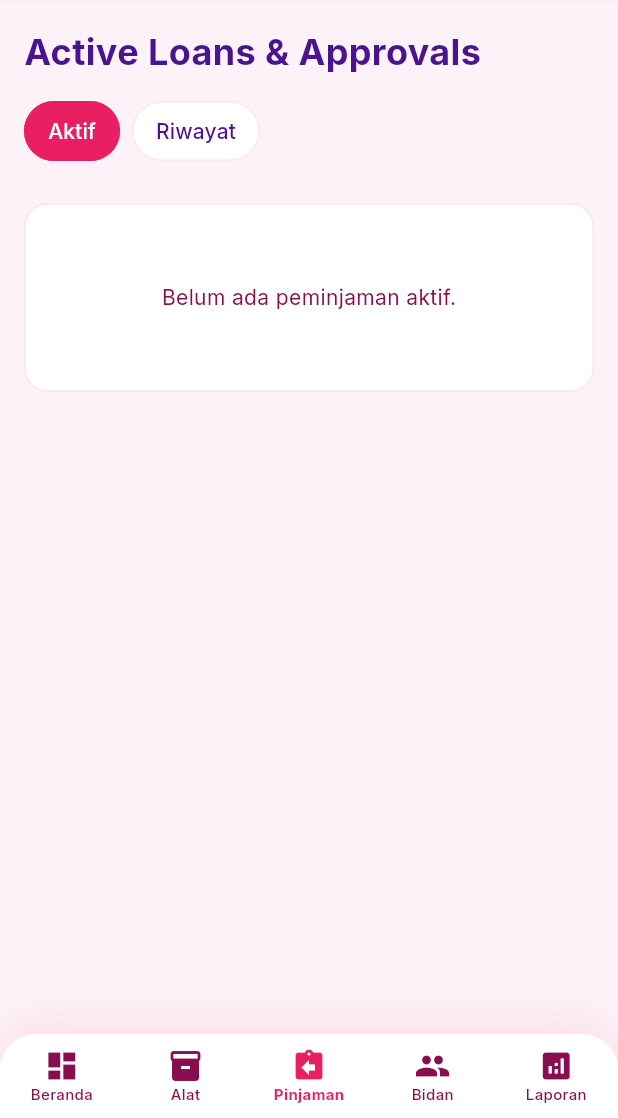
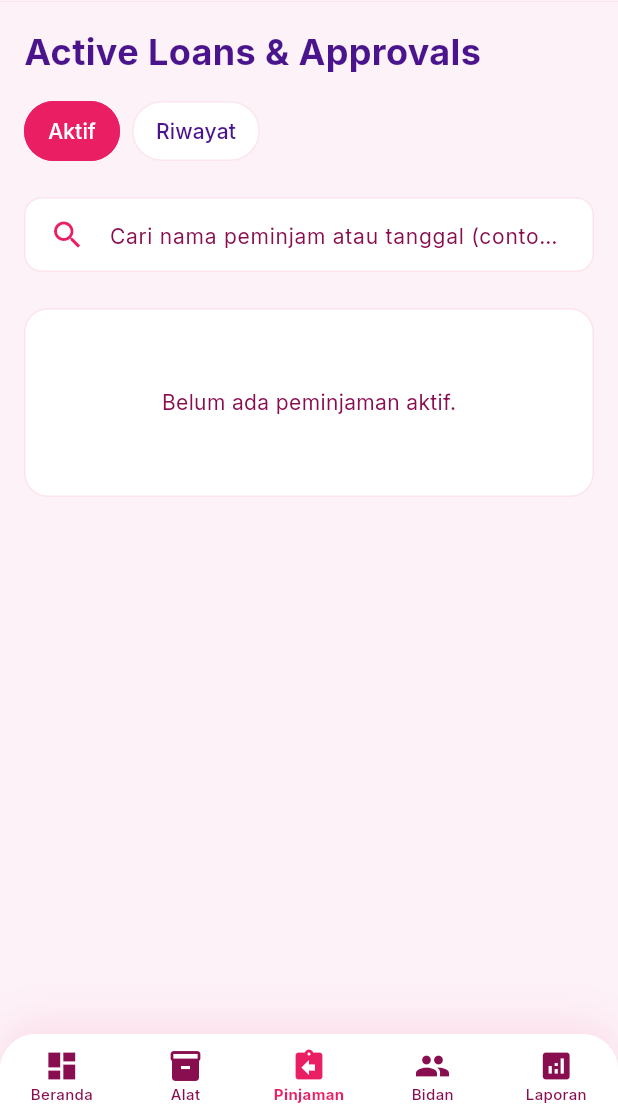
Before and after one commit to Kevinsamt/apksimpakabteamdev, a Flutter app: the LoansScreen screen opened by its route, on a phone screen of 412 x 824 dp, the part 118-1236 px from its top. Run offline on Flutter 3.47's test engine with Material 3 defaults, Android fonts, the phone set to English and light mode, and no system bars; our stand-ins replace audioplayers, fl_chart, flutter_markdown, google_fonts, image_picker, pdf and 3 more; missing offline and left inert: mobile_scanner; accounts and stored records are empty.

```diff
--- a/lib/screens/admin/loans_screen.dart
+++ b/lib/screens/admin/loans_screen.dart
@@ -21,11 +21,19 @@ class _LoansScreenState extends State<LoansScreen> {
   List<Map<String, dynamic>> _loans = [];
   bool _isLoading = true;
   bool _showHistory = false;
+  String _searchQuery = '';
+  final TextEditingController _searchController = TextEditingController();
 
   @override
   void initState() {
     super.initState();
     _fetchLoans();
+  }
+
+  @override
+  void dispose() {
+    _searchController.dispose();
+    super.dispose();
   }
 
   Future<void> _fetchLoans() async {
@@ -291,6 +299,26 @@ class _LoansScreenState extends State<LoansScreen> {
                                     ),
                                   ],
                                 ),
+                                const SizedBox(height: 20),
+                                // Search Bar
+                                Container(
+                                  padding: const EdgeInsets.symmetric(horizontal: 16),
+                                  decoration: BoxDecoration(
+                                    color: AppColors.surfaceWhite,
+                                    borderRadius: BorderRadius.circular(12),
+                                    border: Border.all(color: AppColors.borderLight),
+                                  ),
+                                  child: TextField(
+                                    controller: _searchController,
+                                    onChanged: (value) => setState(() => _searchQuery = value.toLowerCase()),
+                                    decoration: const InputDecoration(
+                                      hintText: 'Cari nama peminjam atau tanggal (contoh: Apr 07)...',
+                                      hintStyle: TextStyle(fontSize: 14, color: AppColors.textSecondary),
+                                      border: InputBorder.none,
+                                      icon: Icon(Icons.search, color: AppColors.primaryPink),
+                                    ),
+                                  ),
+                                ),
                                 const SizedBox(height: 24),
                                 Container(
                                   width: double.infinity,
@@ -304,13 +332,25 @@ class _LoansScreenState extends State<LoansScreen> {
                                     builder: (context) {
                                       final filteredLoans = _loans.where((loan) {
                                         final status = loan['status'] ?? 'pending';
-                                        return _showHistory ? status == 'returned' : status != 'returned';
+                                        final borrowerName = (loan['profiles']?['full_name'] ?? '').toString().toLowerCase();
+                                        final loanDate = _formatDate(loan['borrow_date']).toLowerCase();
+
+                                        // Filter berdasarkan Tab (Aktif/Riwayat)
+                                        final matchesTab = _showHistory ? status == 'returned' : status != 'returned';
+
+                                        // Filter berdasarkan Search Query
+                                        final matchesSearch = borrowerName.contains(_searchQuery) || loanDate.contains(_searchQuery);
+
+                                        return matchesTab && matchesSearch;
                                       }).toList();
 
                                       if (filteredLoans.isEmpty) {
                                         return Center(child: Padding(
                                           padding: const EdgeInsets.all(32.0),
-                                          child: Text(_showHistory ? 'Belum ada riwayat pengembalian.' : 'Belum ada peminjaman aktif.', style: const TextStyle(color: AppColors.textSecondary)),
+                                          child: Text(_searchQuery.isNotEmpty
+                                            ? 'Hasil pencarian "$_searchQuery" tidak ditemukan.'
+                                            : (_showHistory ? 'Belum ada riwayat pengembalian.' : 'Belum ada peminjaman aktif.'),
+                                            style: const TextStyle(color: AppColors.textSecondary)),
                                         ));
                                       }
 
--- a/lib/widgets/header.dart
+++ b/lib/widgets/header.dart
@@ -3,6 +3,7 @@ import 'package:supabase_flutter/supabase_flutter.dart';
 import '../theme/app_colors.dart';
 import '../theme/text_styles.dart';
 import '../services/notification_service.dart';
+import 'package:audioplayers/audioplayers.dart';
 import '../screens/admin/return_scanner_screen.dart';
 
 class HeaderWidget extends StatefulWidget {
@@ -17,6 +18,8 @@ class _HeaderWidgetState extends State<HeaderWidget> {
   final _supabase = Supabase.instance.client;
   String? _role;
   String? _userId;
+  int _lastNotificationCount = 0;
+  final AudioPlayer _audioPlayer = AudioPlayer();
 
   @override
   void initState() {
@@ -105,6 +108,20 @@ class _HeaderWidgetState extends State<HeaderWidget> {
     );
   }
 
+  @override
+  void dispose() {
+    _audioPlayer.dispose();
+    super.dispose();
+  }
+
+  void _playSound() async {
+    try {
+      await _audioPlayer.play(AssetSource('sounds/notifsimpakab.mp3'));
+    } catch (e) {
+      debugPrint('Error playing sound: $e');
+    }
+  }
+
   void _openScanner() {
     Navigator.push(
       context,
@@ -170,6 +187,13 @@ class _HeaderWidgetState extends State<HeaderWidget> {
                 stream: NotificationService.getUnreadCountStream(_userId, role: _role),
                 builder: (context, snapshot) {
                   final count = snapshot.data ?? 0;
+
+                  // BUNYIKAN SUARA: Jika jumlah notif baru bertambah (misal dari 2 jadi 3)
+                  if (count > _lastNotificationCount) {
+                    _playSound();
+                  }
+                  _lastNotificationCount = count;
+
                   return Stack(
                     children: [
                       IconButton(
--- a/pubspec.yaml
+++ b/pubspec.yaml
@@ -42,6 +42,7 @@ dependencies:
   qr_flutter: ^4.1.0
   flutter_markdown: ^0.7.3
   intl: ^0.20.2
+  audioplayers: ^6.1.0
 
   # The following adds the Cupertino Icons font to your application.
   # Use with the CupertinoIcons class for iOS style icons.
@@ -83,6 +84,7 @@ flutter:
     - assets/images/
     - assets/images/logo_student.png
     - assets/images/midwifery_icon_loading.png
+    - assets/sounds/
 
   # An image asset can refer to one or more resolution-specific "variants", see
   # https://flutter.dev/to/resolution-aware-images
```
Also changed, not shown: lib/screens/student/pages/loans_page.dart (+7 -1 lines), pubspec.lock, 4 other files.
